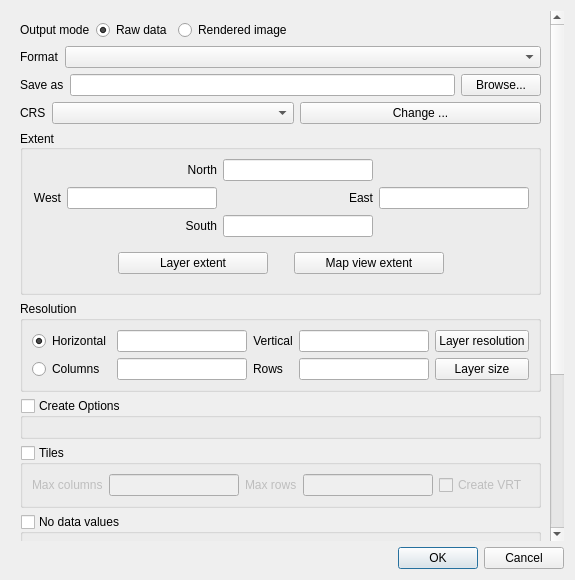
Old version of the form src/ui/qgsrasterlayersaveasdialogbase.ui in the repository qgis/QGIS.
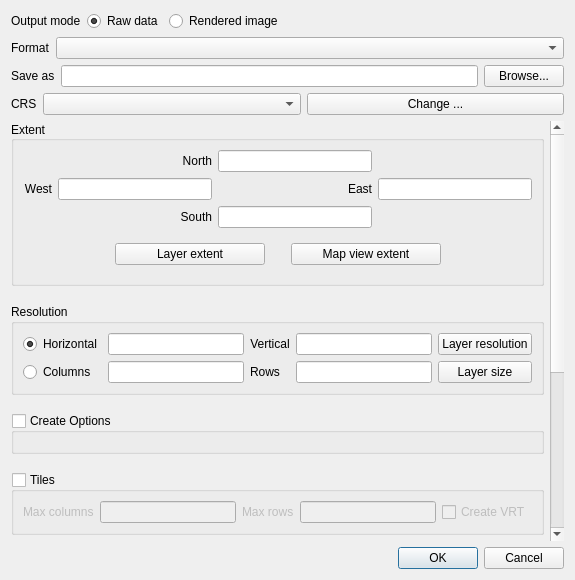
New version of the form. Icons and pictures are not drawn. Custom widgets are drawn as their Qt base class.

Commit message: Move non-groupbox form widgets out of scroll area

The edit to the form file:
```diff
--- a/src/ui/qgsrasterlayersaveasdialogbase.ui
+++ b/src/ui/qgsrasterlayersaveasdialogbase.ui
@@ -15,27 +15,6 @@
   </property>
   <layout class="QVBoxLayout" name="verticalLayout">
    <item>
-    <widget class="QScrollArea" name="mScrollArea">
-     <property name="frameShape">
-      <enum>QFrame::NoFrame</enum>
-     </property>
-     <property name="frameShadow">
-      <enum>QFrame::Sunken</enum>
-     </property>
-     <property name="widgetResizable">
-      <bool>true</bool>
-     </property>
-     <widget class="QWidget" name="scrollAreaWidgetContents">
-      <property name="geometry">
-       <rect>
-        <x>0</x>
-        <y>0</y>
-        <width>550</width>
-        <height>738</height>
-       </rect>
-      </property>
-      <layout class="QVBoxLayout" name="verticalLayout_5">
-       <item>
         <layout class="QHBoxLayout" name="horizontalLayout_6">
          <item>
           <widget class="QLabel" name="mModeLabel">
@@ -190,6 +169,42 @@
         </layout>
        </item>
        <item>
+    <widget class="QScrollArea" name="mScrollArea">
+     <property name="frameShape">
+      <enum>QFrame::NoFrame</enum>
+     </property>
+     <property name="frameShadow">
+      <enum>QFrame::Sunken</enum>
+     </property>
+     <property name="widgetResizable">
+      <bool>true</bool>
+     </property>
+     <widget class="QWidget" name="scrollAreaWidgetContents">
+      <property name="geometry">
+       <rect>
+        <x>0</x>
+        <y>0</y>
+        <width>536</width>
+        <height>779</height>
+       </rect>
+      </property>
+      <layout class="QVBoxLayout" name="verticalLayout_5">
+       <property name="spacing">
+        <number>18</number>
+       </property>
+       <property name="leftMargin">
+        <number>0</number>
+       </property>
+       <property name="topMargin">
+        <number>0</number>
+       </property>
+       <property name="rightMargin">
+        <number>6</number>
+       </property>
+       <property name="bottomMargin">
+        <number>0</number>
+       </property>
+       <item>
         <widget class="QgsCollapsibleGroupBox" name="mExtentGroupBox">
          <property name="sizePolicy">
           <sizepolicy hsizetype="Preferred" vsizetype="Preferred">
```
Left out of the diff: 3 changed lines with no effect on the pictures. Lines whose indentation alone changed are shown as unchanged.
